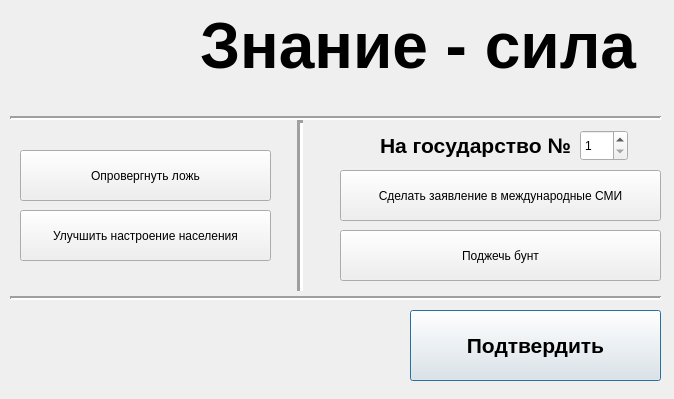
vladyan18/MagaGame, file ministrys/mincom.ui: the form before one commit.
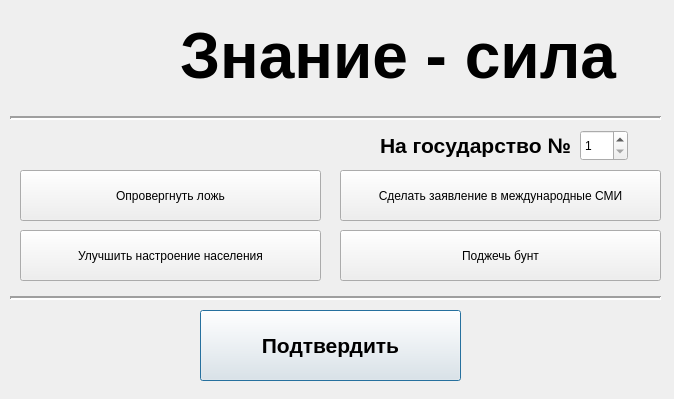
The form after the commit. Icons and pictures are not drawn.

The edit to the form file:
```diff
--- a/ministrys/mincom.ui
+++ b/ministrys/mincom.ui
@@ -30,8 +30,8 @@
    <property name="geometry">
     <rect>
      <x>20</x>
-     <y>150</y>
-     <width>251</width>
+     <y>170</y>
+     <width>301</width>
      <height>51</height>
     </rect>
    </property>
@@ -43,8 +43,8 @@
    <property name="geometry">
     <rect>
      <x>20</x>
-     <y>210</y>
-     <width>251</width>
+     <y>230</y>
+     <width>301</width>
      <height>51</height>
     </rect>
    </property>
@@ -65,22 +65,6 @@
     <string>Поджечь бунт</string>
    </property>
   </widget>
-  <widget class="Line" name="line">
-   <property name="geometry">
-    <rect>
-     <x>290</x>
-     <y>120</y>
-     <width>20</width>
-     <height>171</height>
-    </rect>
-   </property>
-   <property name="lineWidth">
-    <number>3</number>
-   </property>
-   <property name="orientation">
-    <enum>Qt::Vertical</enum>
-   </property>
-  </widget>
   <widget class="QLabel" name="label">
    <property name="geometry">
     <rect>
@@ -117,7 +101,7 @@
   <widget class="QLabel" name="label_2">
    <property name="geometry">
     <rect>
-     <x>10</x>
+     <x>30</x>
      <y>10</y>
      <width>101</width>
      <height>101</height>
@@ -149,8 +133,8 @@
   <widget class="QLabel" name="label_3">
    <property name="geometry">
     <rect>
-     <x>200</x>
-     <y>10</y>
+     <x>180</x>
+     <y>20</y>
      <width>461</width>
      <height>71</height>
     </rect>
@@ -172,9 +156,9 @@
    </property>
    <property name="geometry">
     <rect>
-     <x>410</x>
+     <x>200</x>
      <y>310</y>
-     <width>251</width>
+     <width>261</width>
      <height>71</height>
     </rect>
    </property>
```
Left out of the diff: 12 changed lines with no effect on the pictures.
